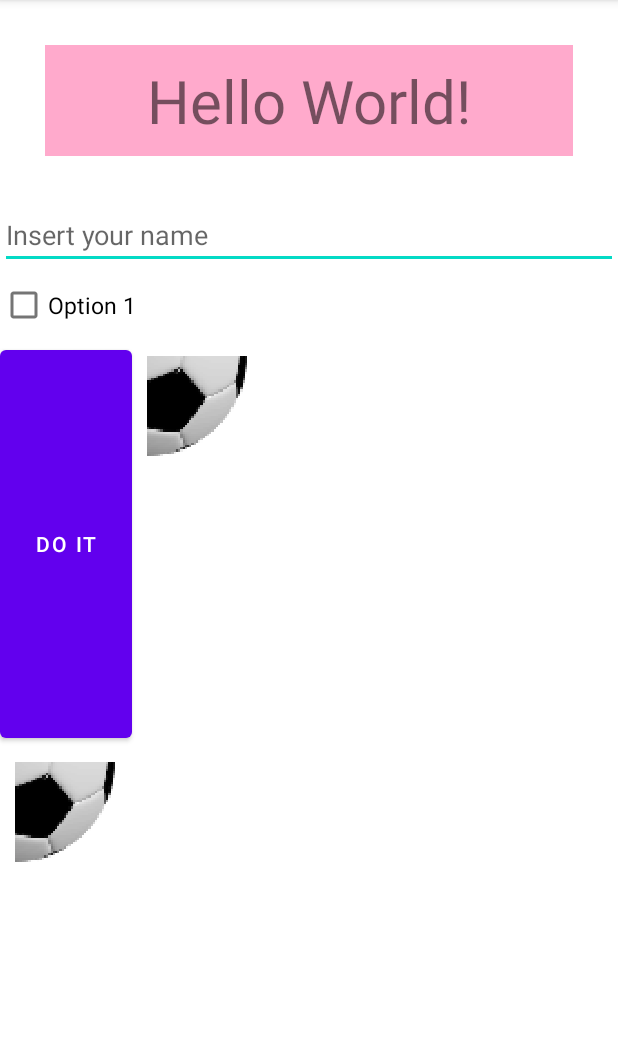
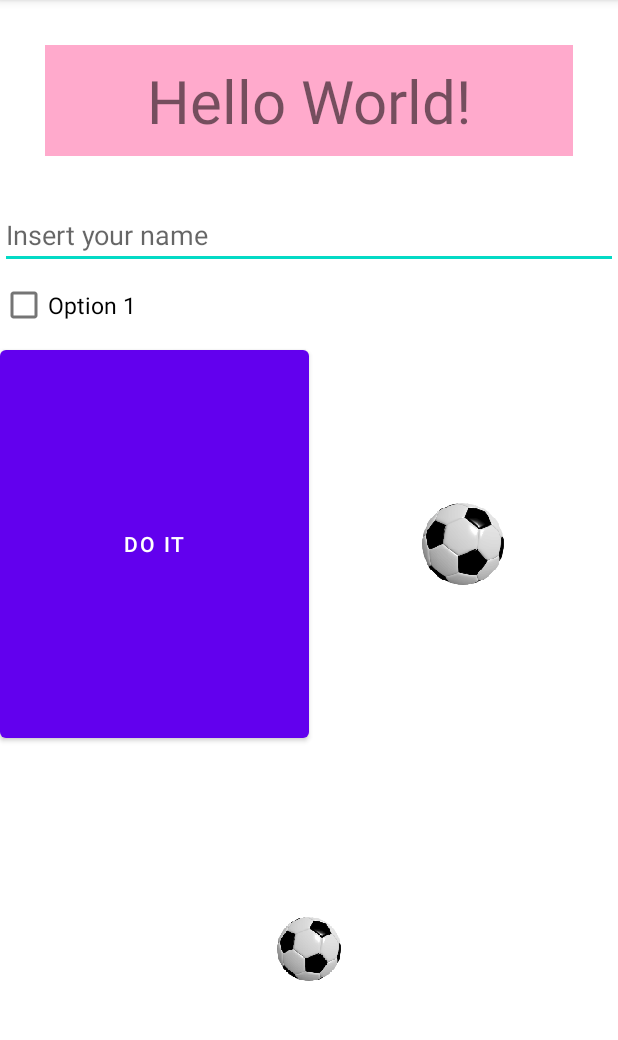
Before and after one commit to Tomson0119/Android-Programming, an Android app: the screen it shows after launch (MainActivity), on a phone screen of 412 x 824 dp, the part 84-1124 px from its top. Run offline under Robolectric (Android 15) with nearby library versions, the phone set to English and light mode, and no system bars.

Commit message:
비율에 맞춰서 공 그리기

```diff
--- a/Sample/MoreControls/app/src/main/java/kr/ac/tukorea/gamekim2016180014/morecontrols/GameView.java
+++ b/Sample/MoreControls/app/src/main/java/kr/ac/tukorea/gamekim2016180014/morecontrols/GameView.java
@@ -25,22 +25,20 @@ public class GameView extends View {
     public GameView(Context context) {
         super(context);
         initView();
-        setRect(100);
     }
     public GameView(Context context, AttributeSet as) {
         super(context, as);
         initView();
-        setRect(100);
     }
 
-    private void setRect(int r) {
-        int width = getWidth();
-        int height = getHeight();
+    private void setRect() {
+        int width = getWidth() - getPaddingLeft() - getPaddingRight();
+        int height = getHeight() - getPaddingTop() - getPaddingBottom();
 
-        int cx = getPaddingLeft() + (width-getPaddingLeft() - getPaddingRight()) / 2;
-        int cy = getPaddingTop() + (height-getPaddingTop() - getPaddingBottom()) / 2;
+        int cx = getPaddingLeft() + width / 2;
+        int cy = getPaddingTop() + height / 2;
 
-        radius = r;
+        radius = (width < height) ? width/6 : height/6;
         int left = cx - radius;
         int right = cx + radius;
         int top = cy - radius;
@@ -60,6 +58,7 @@ public class GameView extends View {
 
     @Override
     protected void onDraw(Canvas canvas) {
+        setRect();
         canvas.drawBitmap(soccerBitmap, srcRect, dstRect, null);
     }
 }
--- a/Sample/MoreControls/app/src/main/res/layout/activity_main.xml
+++ b/Sample/MoreControls/app/src/main/res/layout/activity_main.xml
@@ -41,15 +41,17 @@
         android:orientation="horizontal">
 
         <Button
-            android:layout_width="wrap_content"
+            android:layout_width="match_parent"
             android:layout_height="match_parent"
-            android:text="@string/do_it"
-            android:onClick="onBtnDoIt"/>
+            android:layout_weight="1"
+            android:onClick="onBtnDoIt"
+            android:text="@string/do_it" />
 
         <kr.ac.tukorea.gamekim2016180014.morecontrols.GameView
             android:layout_width="match_parent"
             android:layout_height="match_parent"
             android:layout_margin="10dp"
+            android:layout_weight="1"
             android:padding="10dp"/>
 
     </LinearLayout>
@@ -60,6 +62,6 @@
         android:layout_height="match_parent"
         android:layout_weight="1"
         android:layout_margin="10dp"
-        android:padding="10dp"/>
+        android:padding="60dp"/>
 
 </LinearLayout>
```
